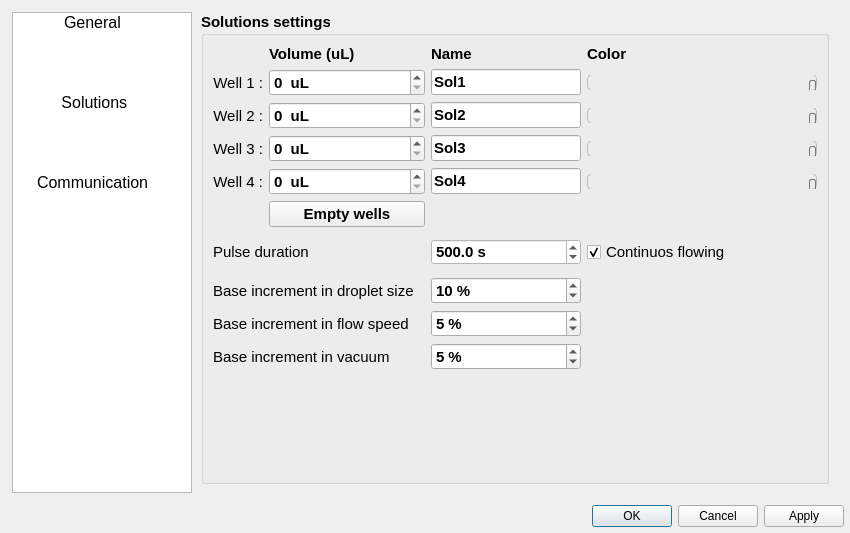
Above: apps/Lab-on-a-tip/Lab-on-a-tip_tools.ui from bellonemauro/Labonatip2.0 before the change. Below: the same form after it.
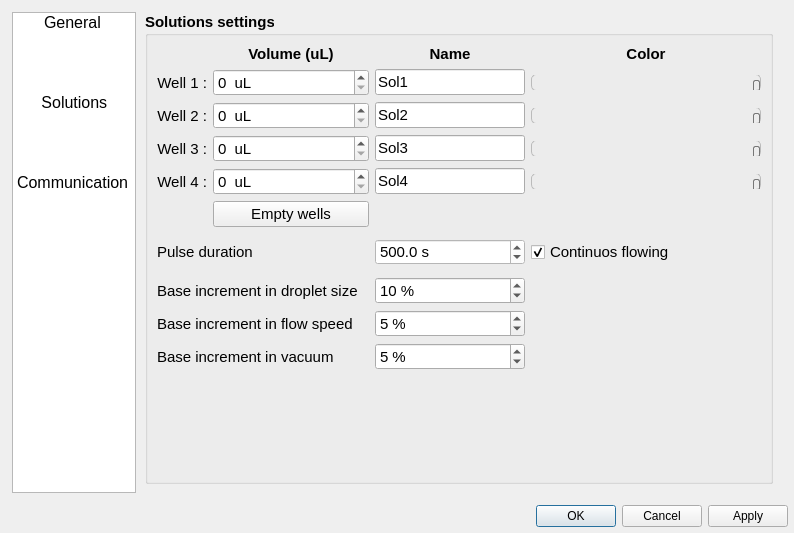
That is the form after the change. Icons and pictures are not drawn.

Commit message: the editor now working and out of the tools window

```diff
--- a/apps/Lab-on-a-tip/Lab-on-a-tip_tools.ui
+++ b/apps/Lab-on-a-tip/Lab-on-a-tip_tools.ui
@@ -10,7 +10,7 @@
    <rect>
     <x>0</x>
     <y>0</y>
-    <width>850</width>
+    <width>794</width>
     <height>533</height>
    </rect>
   </property>
@@ -79,7 +79,7 @@
        <rect>
         <x>0</x>
         <y>0</y>
-        <width>838</width>
+        <width>782</width>
         <height>492</height>
        </rect>
       </property>
@@ -132,7 +132,7 @@
           <widget class="QListWidget" name="listWidget_options">
            <property name="minimumSize">
             <size>
-             <width>180</width>
+             <width>124</width>
              <height>0</height>
             </size>
            </property>
@@ -184,7 +184,7 @@
            </property>
            <property name="gridSize">
             <size>
-             <width>160</width>
+             <width>120</width>
              <height>80</height>
             </size>
            </property>
@@ -1053,6 +1053,8 @@
                   <property name="font">
                    <font>
                     <pointsize>11</pointsize>
+                    <weight>50</weight>
+                    <bold>false</bold>
                    </font>
                   </property>
                   <property name="suffix">
@@ -1168,6 +1170,8 @@
                   <property name="font">
                    <font>
                     <pointsize>11</pointsize>
+                    <weight>50</weight>
+                    <bold>false</bold>
                    </font>
                   </property>
                   <property name="accessibleDescription">
@@ -1186,6 +1190,8 @@
                   <property name="font">
                    <font>
                     <pointsize>11</pointsize>
+                    <weight>50</weight>
+                    <bold>false</bold>
                    </font>
                   </property>
                   <property name="suffix">
@@ -1304,6 +1310,8 @@
                   <property name="font">
                    <font>
                     <pointsize>11</pointsize>
+                    <weight>50</weight>
+                    <bold>false</bold>
                    </font>
                   </property>
                   <property name="text">
@@ -1341,6 +1349,8 @@
                   <property name="font">
                    <font>
                     <pointsize>11</pointsize>
+                    <weight>50</weight>
+                    <bold>false</bold>
                    </font>
                   </property>
                   <property name="accessibleDescription">
@@ -1389,6 +1399,9 @@
                   <property name="text">
                    <string>Color</string>
                   </property>
+                  <property name="alignment">
+                   <set>Qt::AlignCenter</set>
+                  </property>
                  </widget>
                 </item>
                 <item row="0" column="1">
@@ -1401,6 +1414,9 @@
                   <property name="text">
                    <string>Volume (uL)</string>
                   </property>
+                  <property name="alignment">
+                   <set>Qt::AlignCenter</set>
+                  </property>
                  </widget>
                 </item>
                 <item row="3" column="3">
@@ -1414,6 +1430,8 @@
                   <property name="font">
                    <font>
                     <pointsize>11</pointsize>
+                    <weight>50</weight>
+                    <bold>false</bold>
                    </font>
                   </property>
                   <property name="accessibleDescription">
@@ -1432,6 +1450,8 @@
                   <property name="font">
                    <font>
                     <pointsize>11</pointsize>
+                    <weight>50</weight>
+                    <bold>false</bold>
                    </font>
                   </property>
                   <property name="suffix">
@@ -1533,6 +1553,8 @@
                   <property name="font">
                    <font>
                     <pointsize>11</pointsize>
+                    <weight>50</weight>
+                    <bold>false</bold>
                    </font>
                   </property>
                   <property name="accessibleDescription">
@@ -1572,8 +1594,8 @@
                   <property name="font">
                    <font>
                     <pointsize>11</pointsize>
-                    <weight>75</weight>
-                    <bold>true</bold>
+                    <weight>50</weight>
+                    <bold>false</bold>
                    </font>
                   </property>
                   <property name="toolTip">
@@ -1722,6 +1744,9 @@
                   <property name="text">
                    <string>Name</string>
                   </property>
+                  <property name="alignment">
+                   <set>Qt::AlignCenter</set>
+                  </property>
                  </widget>
                 </item>
                 <item row="8" column="4">
@@ -1769,6 +1794,8 @@
                   <property name="font">
                    <font>
                     <pointsize>11</pointsize>
+                    <weight>50</weight>
+                    <bold>false</bold>
                    </font>
                   </property>
                   <property name="suffix">
@@ -1784,6 +1811,8 @@
                   <property name="font">
                    <font>
                     <pointsize>11</pointsize>
+                    <weight>50</weight>
+                    <bold>false</bold>
                    </font>
                   </property>
                   <property name="suffix">
@@ -1799,6 +1828,8 @@
                   <property name="font">
                    <font>
                     <pointsize>11</pointsize>
+                    <weight>50</weight>
+                    <bold>false</bold>
                    </font>
                   </property>
                   <property name="suffix">
@@ -1814,6 +1845,8 @@
                   <property name="font">
                    <font>
                     <pointsize>11</pointsize>
+                    <weight>50</weight>
+                    <bold>false</bold>
                    </font>
                   </property>
                   <property name="suffix">
```
Left out of the diff: 51 changed lines with no effect on the pictures. The commit also changes 5 other files.
